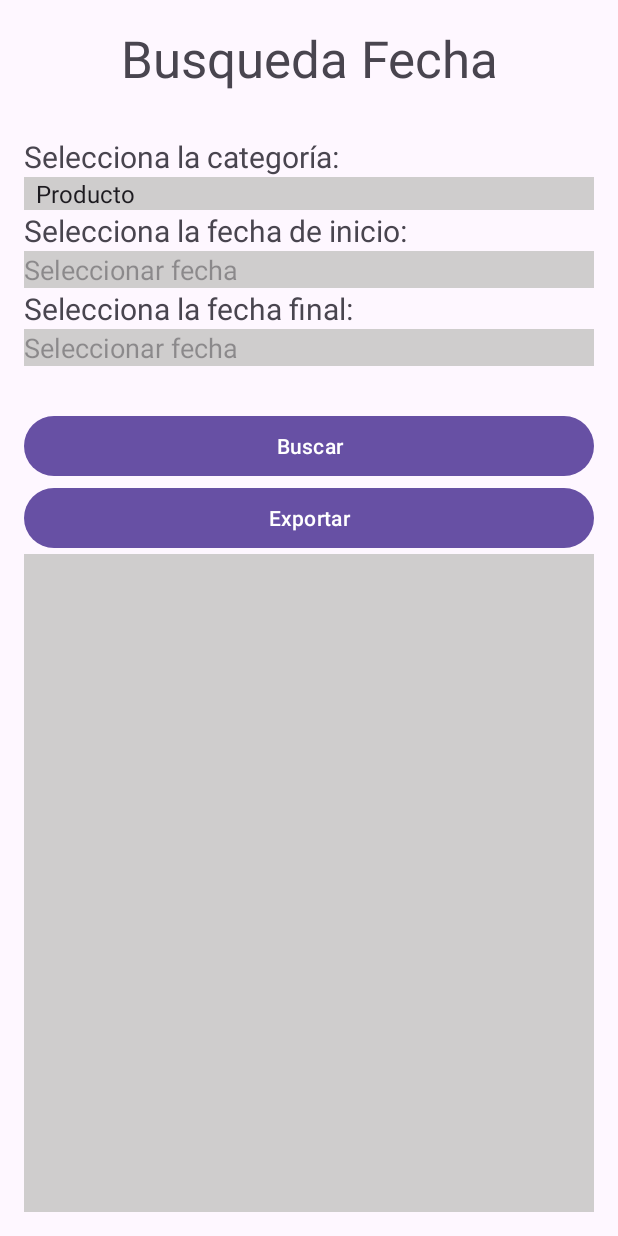
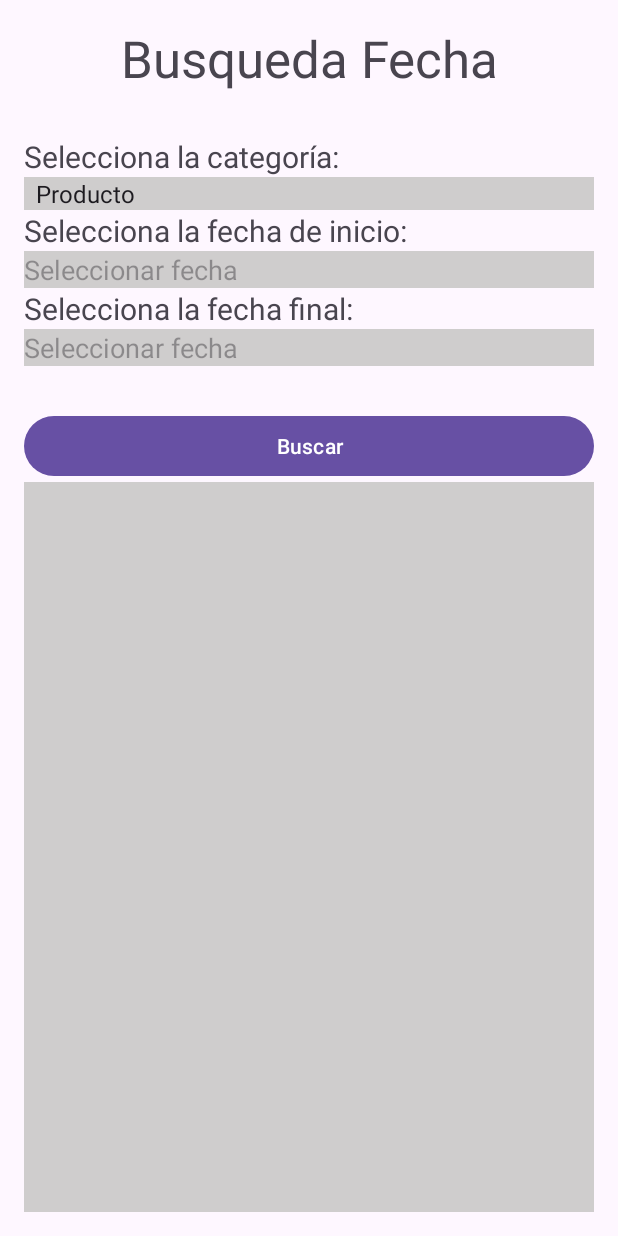
Before and after one commit to ARIELESPINOZA22/productfirestore, an Android app: the MainActivity3 screen opened directly, with no data from a screen before it, on a phone screen of 412 x 824 dp. Run offline under Robolectric (Android 15) with nearby library versions, the phone set to English and light mode, and no system bars; our stand-ins replace Firebase (no records; nobody signed in at launch, a user with empty details on screens opened directly).

Commit message:
update layouts  / button signIn  mail pass / update listview timestamp

```diff
--- a/app/build.gradle.kts
+++ b/app/build.gradle.kts
@@ -47,9 +47,9 @@ dependencies {
     implementation("com.google.firebase:firebase-analytics")
     implementation ("com.google.firebase:firebase-firestore-ktx")
 
-        implementation ("com.google.firebase:firebase-firestore-ktx:24.7.0")
-        implementation ("com.google.firebase:firebase-auth-ktx:22.0.0")
+    implementation ("com.google.firebase:firebase-firestore-ktx:24.7.0")
+    implementation ("com.google.firebase:firebase-auth-ktx:22.0.0")
 
-
+    implementation ("net.sourceforge.jexcelapi:jxl:2.6.12")
 
 }
--- a/app/src/main/AndroidManifest.xml
+++ b/app/src/main/AndroidManifest.xml
@@ -35,4 +35,7 @@
         </activity>
     </application>
 
+
+
+
 </manifest>
--- a/app/src/main/java/com/example/practica1/MainActivity3.kt
+++ b/app/src/main/java/com/example/practica1/MainActivity3.kt
@@ -124,7 +124,7 @@ class MainActivity3 : AppCompatActivity() {
                             )
                         val productInfo = "Nombre: $name\n" +
                                 "Marca: $brand\n" +
-                                "Modelo: $model\n" +
+                                "Codigo: $model\n" +
                                 "Nota: $note\n" +
                                 "Categoría: $category\n" +
                                 "FechaRegistro: $formattedDate"
--- a/app/src/main/java/com/example/practica1/MainActivity4.kt
+++ b/app/src/main/java/com/example/practica1/MainActivity4.kt
@@ -111,9 +111,11 @@ class MainActivity4 : AppCompatActivity() {
         val model = document.getString("model") ?: "Sin modelo"
         val note = document.getString("note") ?: "Sin nota"
         val category = document.getString("category") ?: "Sin categoría"
+        val userEmail = document.getString("userEmail") ?: "Sin categoría"
         val timestamp = document.getTimestamp("timestamp")?.toDate()
 
-        return "Nombre: $name\nMarca: $brand\nModelo: $model\nNota: $note\nCategoría: $category\nFechaRegistro: $timestamp"
+
+        return "Nombre: $name\nMarca: $brand\nCodigo: $model\nNota: $note\nCategoría: $category\nFechaRegistro: $timestamp\nRegistro de activo: $userEmail"
     }
 
 
--- a/app/src/main/res/layout/activity_main3.xml
+++ b/app/src/main/res/layout/activity_main3.xml
@@ -77,12 +77,6 @@
             android:layout_height="wrap_content"
             android:text="Buscar" />
 
-        <Button
-            android:id="@+id/btnExport"
-            android:layout_width="match_parent"
-            android:layout_height="wrap_content"
-            android:text="Exportar" />
-
         <ListView
             android:id="@+id/listViewProducts"
             android:layout_width="match_parent"
@@ -92,6 +86,4 @@
     </LinearLayout>
 
 
-
-
 </androidx.constraintlayout.widget.ConstraintLayout>
--- a/app/src/main/res/layout/activity_main4.xml
+++ b/app/src/main/res/layout/activity_main4.xml
@@ -16,7 +16,7 @@
             android:id="@+id/editTextSearch"
             android:layout_width="match_parent"
             android:layout_height="wrap_content"
-            android:hint="Buscar producto, marca o modelo"
+            android:hint="Escriba un dato a buscar"
             android:inputType="text" />
 
         <Button
--- a/app/src/main/res/layout/activity_main5.xml
+++ b/app/src/main/res/layout/activity_main5.xml
@@ -13,7 +13,7 @@
         android:layout_width="match_parent"
         android:layout_height="wrap_content"
         android:onClick="registrosprod"
-        android:text="AdicionarProduco"
+        android:text="Adicionar Producto"
         app:layout_constraintBottom_toBottomOf="parent"
         app:layout_constraintEnd_toEndOf="parent"
         app:layout_constraintHorizontal_bias="0.0"
```
Also changed, not shown: app/src/main/java/com/example/practica1/MainActivity2.kt (+13 -3 lines).
